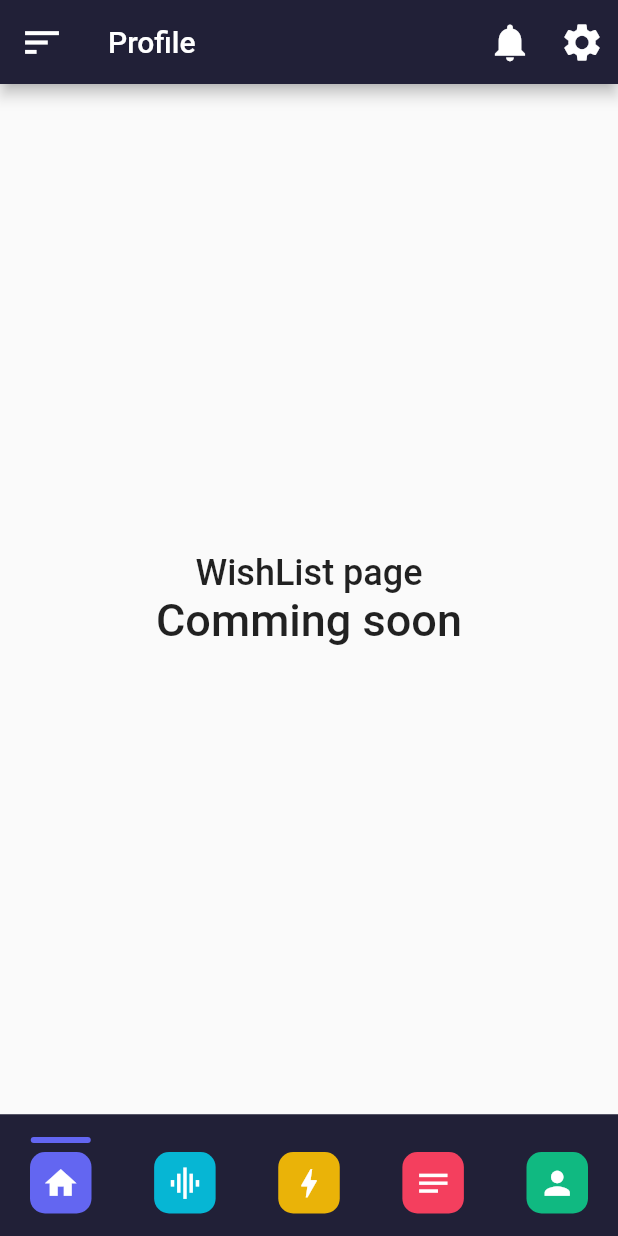
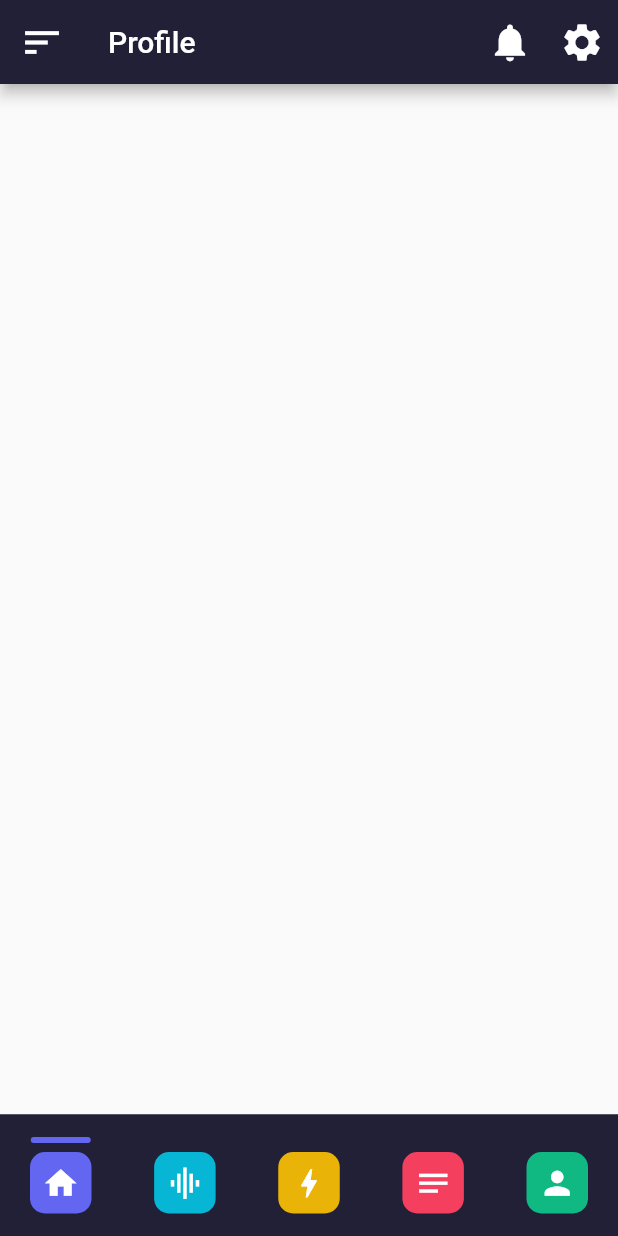
Before and after one commit to hacken08/TradingApp, a Flutter app: the WishListPage screen opened by its route, on a phone screen of 412 x 824 dp. Run offline on Flutter 3.47's test engine with Material 2 defaults, Android fonts, the phone set to English and light mode, and no system bars; our stand-ins replace device_preview, flutter_hooks, go_router, hooks_riverpod, liquid_swipe, lite_rolling_switch and 2 more; accounts and stored records are empty.

Commit message:
settings done

```diff
--- a/lib/routers/router.dart
+++ b/lib/routers/router.dart
@@ -17,7 +17,7 @@ import '../views/onBoarding.dart';
 import '../views/register.dart';
 
 final GoRouter router = GoRouter(
-  initialLocation: "/onboard",
+  initialLocation: "/home",
   errorBuilder: (context, state) => const ErrorPage(),
   routes: [
     ShellRoute(
--- a/lib/views/mains/wishlist.dart
+++ b/lib/views/mains/wishlist.dart
@@ -8,29 +8,14 @@ class WishListPage extends HookConsumerWidget {
   Widget build(BuildContext context, WidgetRef ref) {
     return const Scaffold(
       body: SafeArea(
+          child: SingleChildScrollView(
             child: Column(
                   crossAxisAlignment: CrossAxisAlignment.stretch,
                   mainAxisAlignment: MainAxisAlignment.center,
                   children: [
-          Center(
-            child: Text(
-              "WishList page",
-              style: TextStyle(
-                fontSize: 24,
-                fontWeight: FontWeight.w500,
+
+                  ],
                 ),
-            ),
-          ),
-          Center(
-            child: Text(
-              "Comming soon",
-              style: TextStyle(
-                fontSize: 30,
-                fontWeight: FontWeight.w500,
-              ),
-            ),
-          ),
-        ],
           )),
     );
   }
```
Also changed, not shown: lib/components/List View.dart (+11 -6 lines), lib/views/mains/account.dart (+6 -2 lines). Lines whose indentation alone changed are shown as unchanged.
